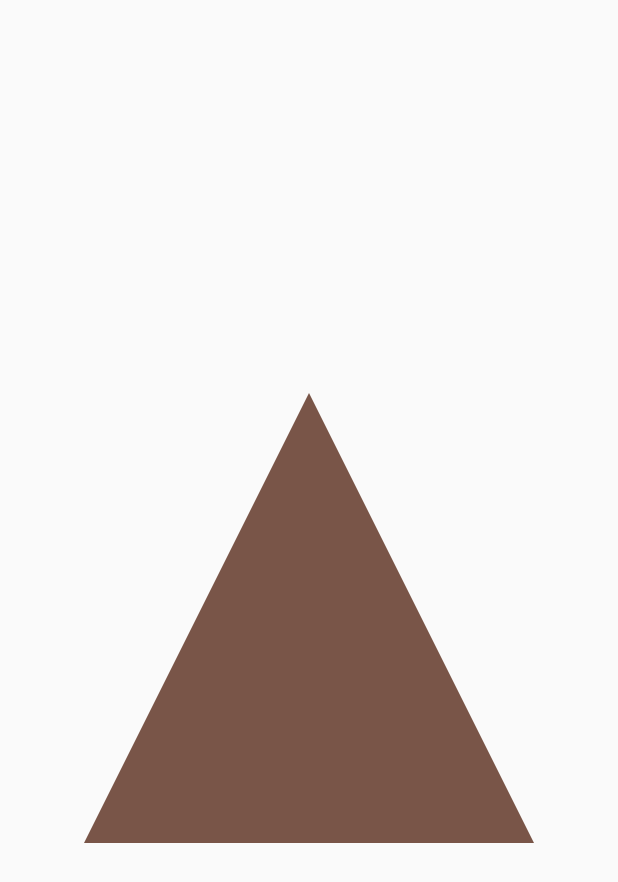
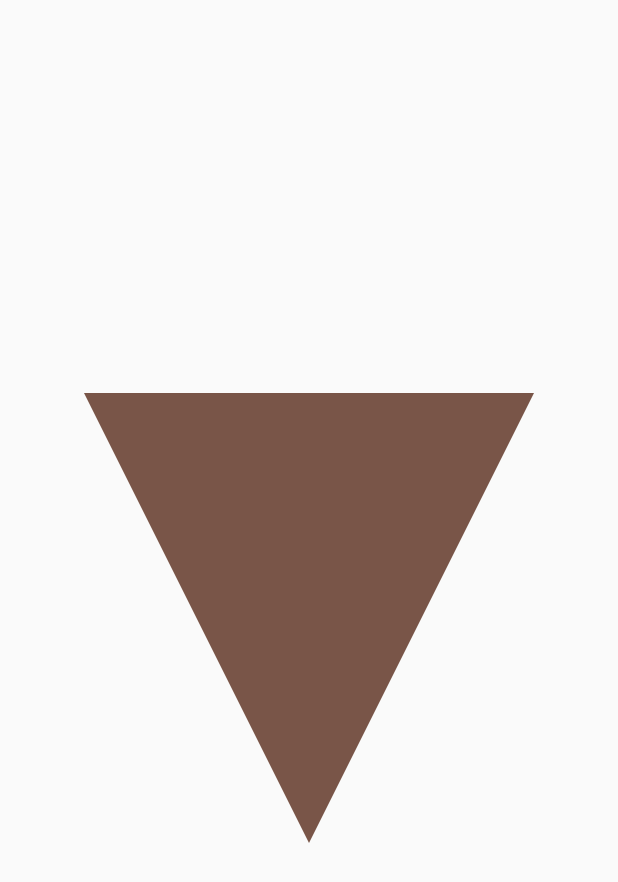
Before and after one commit to Mirzaazmath/flutter_clippath_clipper_example, a Flutter app: the screen it shows after launch, on a phone screen of 412 x 824 dp. Shown: the top 882 px of the screen. Run offline on Flutter 3.47's test engine with Material 2 defaults, Android fonts, the phone set to English and light mode, and no system bars.

Commit message:
fith commit

```diff
--- a/lib/screens/clipperclass.dart
+++ b/lib/screens/clipperclass.dart
@@ -13,9 +13,9 @@ class MyClipper extends CustomClipper<Path>{
   Path getClip(Size size) {
 
    Path path= Path();
-   path.moveTo(size.width/2, 0);
-   path.lineTo(0, size.height);
-   path.lineTo(size.width, size.height);
+   path.lineTo(0,0);
+   path.lineTo(size.width/2, size.height);
+   path.lineTo(size.width, 0);
    path.close();
    return path;
   }
```
Also changed, not shown: assets/result.png.
